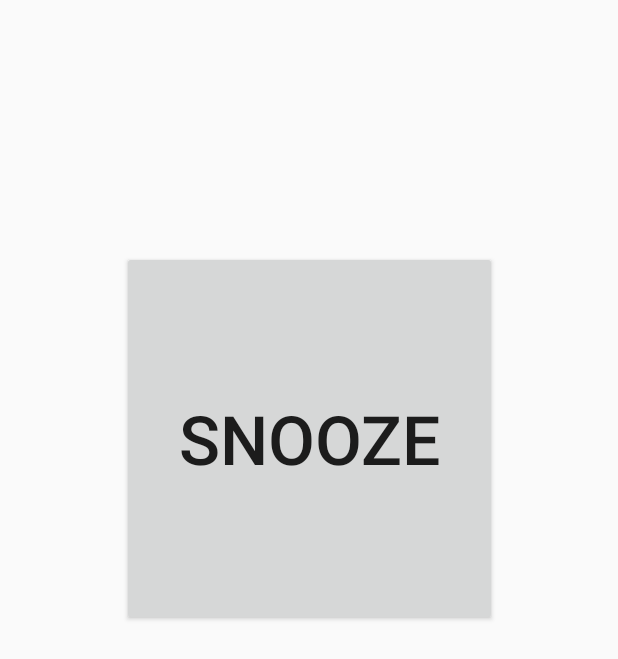
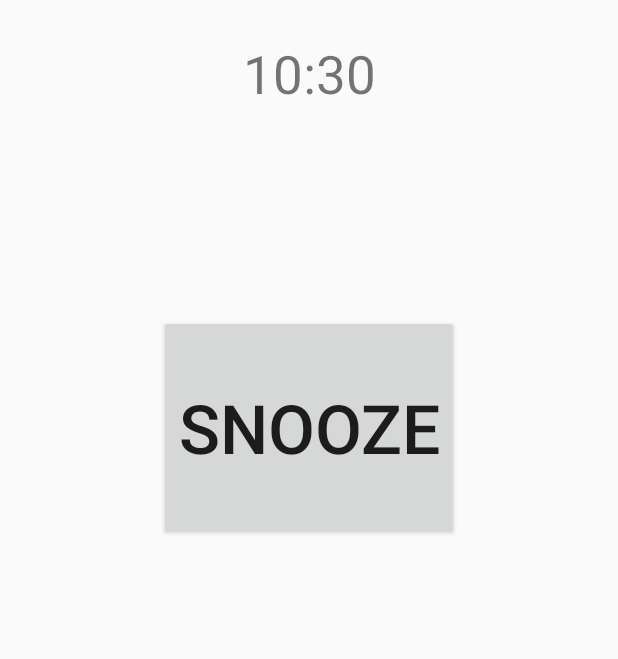
Before and after one commit to OrdeInn/ClockerX, an Android app: the AlarmReceiver screen opened directly, with no data from a screen before it, on a phone screen of 412 x 824 dp. Shown: the top 659 px of the screen. Run offline under Robolectric (Android 15) with nearby library versions, the phone set to English and light mode, and no system bars.

Commit message:
Functionality of canceling an alarm is implemented, Custom array adapter and its layout implemented, switch button works effectively.

```diff
--- a/app/src/main/java/com/orderinn/clockerx/AlarmReceiver.java
+++ b/app/src/main/java/com/orderinn/clockerx/AlarmReceiver.java
@@ -2,21 +2,26 @@ package com.orderinn.clockerx;
 
 
 import android.app.Activity;
-import android.app.AlarmManager;
-import android.app.NotificationManager;
 import android.content.Intent;
+import android.icu.text.SimpleDateFormat;
+import android.media.MediaPlayer;
 import android.os.Bundle;
 import android.os.PowerManager;
 import android.util.Log;
 import android.view.View;
 import android.widget.TextView;
 
+import java.util.Calendar;
+import java.util.Date;
+
 public class AlarmReceiver extends Activity {
 
 
     PowerManager.WakeLock wakeLock;
-    AlarmObject alarmObject;
     TextView alarmTitle;
+    TextView timeText;
+    MediaPlayer mediaPlayer;
+    int alarmId;
 
     @Override
     protected void onCreate(Bundle savedInstanceState) {
@@ -24,33 +29,43 @@ public class AlarmReceiver extends Activity {
         setContentView(R.layout.activity_alarm_receiver);
 
         Intent intent = getIntent();
-        String serializedObject = intent.getStringExtra("Object");
 
-        try{
-            alarmObject = (AlarmObject) ObjectSerializer.deserializeStringToAlarmObject(serializedObject);
-        }catch(Exception e ){
-            e.printStackTrace();
-        }
+        //Prints title of alarm that user set.
+        alarmTitle = findViewById(R.id.titleText);
+        alarmTitle.setText(intent.getStringExtra("Title"));
 
-        alarmTitle = (TextView) findViewById(R.id.textView);
-        alarmTitle.setText(alarmObject.getTitle());
-        //alarmTitle.setText(alarmObject.getTitle());
-        //alarmTitle.setText("asrgt");
+        alarmId = intent.getIntExtra("Id", 0);
+
+        //Print current time in pattern HH:mm
+        timeText  = findViewById(R.id.timeText);
+        Date currentTime = Calendar.getInstance().getTime();
+        SimpleDateFormat simpleDateFormat = new SimpleDateFormat("HH:mm");
+        timeText.setText(simpleDateFormat.format(currentTime).toString());
 
 
 
-        Log.i("ALARMINFO", "AlarmReceiver activity is activated");
 
+        Log.i("ALARM INFO", "AlarmReceiver activity is activated");
+
+        //Wakes screen up
         PowerManager powerManager = (PowerManager) getSystemService(POWER_SERVICE);
         wakeLock = powerManager.newWakeLock(PowerManager.PARTIAL_WAKE_LOCK,
                 "MyApp::MyWakelockTag");
         wakeLock.acquire();
+
+
+        mediaPlayer = MediaPlayer.create(this, R.raw.airhorn);
+        mediaPlayer.start();
 
     }
 
     public void cancelAlarm(View view) {
 
         stopService(new Intent(AlarmReceiver.this, AlarmService.class));
+        mediaPlayer.stop();
+        AlarmArrayAdapter.getAlarmList().get(alarmId-1).unSetAlarm(this);
+
+
         finish();
     }
 
--- a/app/src/main/java/com/orderinn/clockerx/ObjectSerializer.java
+++ b/app/src/main/java/com/orderinn/clockerx/ObjectSerializer.java
@@ -12,7 +12,7 @@ public class ObjectSerializer {
 
 
 
-    public static String serializeArrayList(Serializable obj){
+    public static String serializeObject(Serializable obj){
 
         if(obj == null){
             return "";
@@ -76,9 +76,6 @@ public class ObjectSerializer {
 
             return objectToReturn;
 
-
-
-
         }catch(Exception e){
             throw new RuntimeException(e);
         }
--- a/app/src/main/java/com/orderinn/clockerx/myBroadCastReceiver.java
+++ b/app/src/main/java/com/orderinn/clockerx/myBroadCastReceiver.java
@@ -4,15 +4,13 @@ import android.content.BroadcastReceiver;
 import android.content.Context;
 import android.content.Intent;
 import android.util.Log;
-import android.widget.Toast;
 
 public class myBroadCastReceiver extends BroadcastReceiver {
     @Override
     public void onReceive(Context context, Intent intent) {
-        Log.i("ALARMINFO", "ALARM  IS RECEIVED");
+        Log.i("ALARM INFO", "ALARM  IS RECEIVED");
 
         Intent intentToService = new Intent(context, AlarmService.class);
-        intentToService.putExtra("Id", intent.getIntExtra("Id", 0));
         intentToService.putExtra("Object", intent.getStringExtra("Object"));
         context.startForegroundService(intentToService);
     }
--- a/app/src/main/res/layout/activity_alarm_receiver.xml
+++ b/app/src/main/res/layout/activity_alarm_receiver.xml
@@ -8,27 +8,38 @@
     tools:context=".AlarmReceiver">
 
     <TextView
-        android:id="@+id/textView"
+        android:id="@+id/timeText"
         android:layout_width="wrap_content"
         android:layout_height="wrap_content"
-        android:layout_marginTop="70dp"
+        android:text="Time"
+        android:textSize="35sp"
+        android:layout_marginTop="25dp"
+        app:layout_constraintTop_toTopOf="parent"
+        app:layout_constraintStart_toStartOf="parent"
+        app:layout_constraintEnd_toEndOf="parent"/>
+
+    <TextView
+        android:id="@+id/titleText"
+        android:layout_width="wrap_content"
+        android:layout_height="wrap_content"
+        android:layout_marginTop="40dp"
         android:text="Alarm Receiver"
         android:textSize="35sp"
         app:layout_constraintEnd_toEndOf="parent"
         app:layout_constraintHorizontal_bias="0.5"
         app:layout_constraintStart_toStartOf="parent"
-        app:layout_constraintTop_toTopOf="parent" />
+        app:layout_constraintTop_toBottomOf="@id/timeText" />
 
 
     <Button
         android:id="@+id/snoozeButton"
-        android:layout_width="250dp"
-        android:layout_height="250dp"
+        android:layout_width="200dp"
+        android:layout_height="150dp"
         android:layout_marginTop="50dp"
         android:text="SNOOZE"
         android:textSize="45sp"
         android:onClick="cancelAlarm"
-        app:layout_constraintTop_toBottomOf="@id/textView"
+        app:layout_constraintTop_toBottomOf="@id/titleText"
         app:layout_constraintStart_toStartOf="parent"
         app:layout_constraintEnd_toEndOf="parent"
         app:layout_constraintHorizontal_bias="0.5" />
--- /dev/null
+++ b/settings.gradle
@@ -0,0 +1,2 @@
+include ':app'
+rootProject.name = "ClockerX"
```
Also changed, not shown: app/src/main/java/com/orderinn/clockerx/AddAnAlarmActivity.java (+3 -10 lines), app/src/main/java/com/orderinn/clockerx/AlarmActivity.java (+30 -67 lines), app/src/main/java/com/orderinn/clockerx/AlarmArrayAdapter.java (added, +95 -0 lines), app/src/main/java/com/orderinn/clockerx/AlarmObject.java (+33 -2 lines), app/src/main/java/com/orderinn/clockerx/AlarmService.java (+11 -10 lines), app/src/main/res/layout/activity_alarm.xml (+7 -14 lines), app/src/main/res/layout/list_item.xml (added, +27 -0 lines), build.gradle (added, +24 -0 lines), gradle.properties (added, +19 -0 lines), gradle/wrapper/gradle-wrapper.properties (added), 5 other files.
